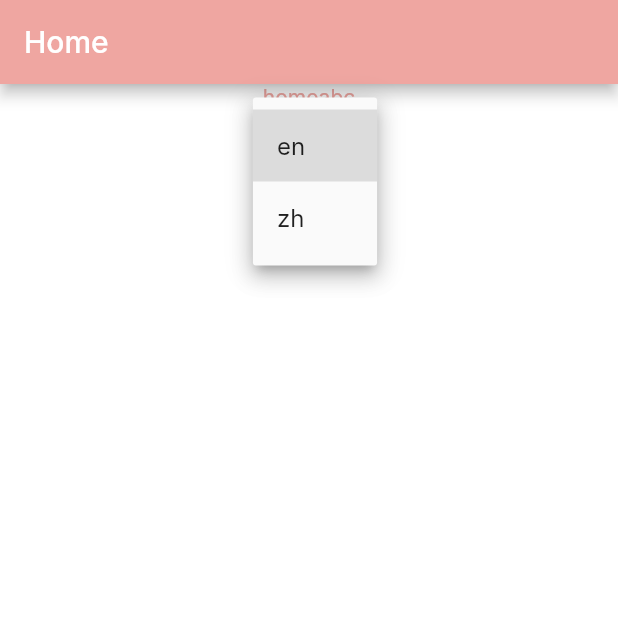
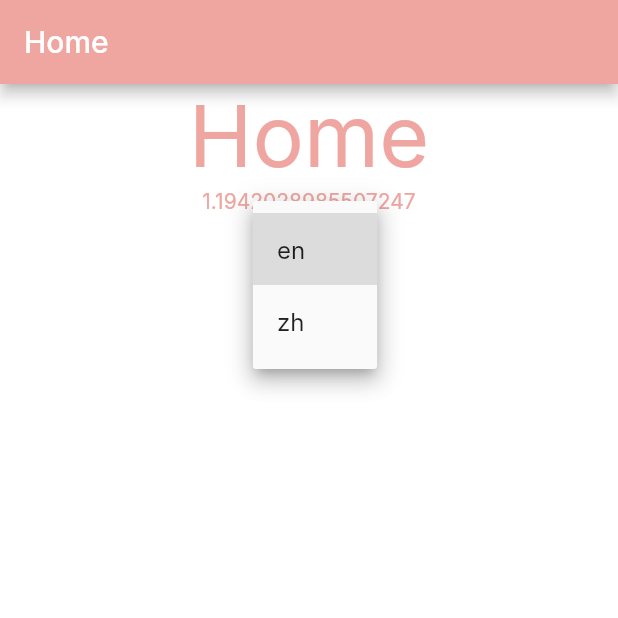
Before and after one commit to khanhdang27/flutter_base, a Flutter app: the screen it shows after launch, after a tap on "en", on a phone screen of 412 x 824 dp, the top half of it. Run offline on Flutter 3.47's test engine with Material 2 defaults, Android fonts, the phone set to English and light mode, and no system bars; our stand-ins replace dio, flutter_screenutil, get, get_storage; Roboto replaces fonts that are missing (Inter).

Commit message:
Apply Screen Utils

```diff
--- a/lib/app.dart
+++ b/lib/app.dart
@@ -2,14 +2,15 @@ import 'dart:io';
 
 import 'package:flutter/cupertino.dart';
 import 'package:flutter/material.dart';
-import 'package:get/get.dart';
 import 'package:base/general/configs.dart';
 import 'package:base/general/services.dart';
+import 'package:base/general/plugins.dart';
 
-class App extends StatelessWidget {
+class MyApp extends StatelessWidget {
   @override
   Widget build(BuildContext context) {
-    return GetMaterialApp(
+    return ScreenUtilInit(
+      builder: () => GetMaterialApp(
         title: 'BASE',
         theme: AppTheme().generateTheme(),
         themeMode: ThemeMode.light,
@@ -20,6 +21,7 @@ class App extends StatelessWidget {
         initialRoute: AuthService().setInitialRoute(),
         routes: AppRoute.routes,
         initialBinding: AppBinding(),
+      ),
     );
   }
 }
--- /dev/null
+++ b/lib/general/plugins.dart
@@ -0,0 +1,2 @@
+export 'package:flutter_screenutil/flutter_screenutil.dart';
+export 'package:get/get.dart';
--- a/lib/main.dart
+++ b/lib/main.dart
@@ -5,5 +5,5 @@ import 'app.dart';
 Future<void> main() async {
   WidgetsFlutterBinding.ensureInitialized();
   await GetStorage.init();
-  runApp(App());
+  runApp(MyApp());
 }
--- a/lib/screens/home_screen.dart
+++ b/lib/screens/home_screen.dart
@@ -1,7 +1,7 @@
 import 'package:flutter/material.dart';
 import 'package:base/general/configs.dart';
-import 'package:get/get.dart';
 import 'package:base/general/screens.dart';
+import 'package:base/general/plugins.dart';
 
 class HomeScreen extends StatefulWidget {
   const HomeScreen({Key? key}) : super(key: key);
@@ -21,7 +21,10 @@ class _HomeScreenState extends State<HomeScreen> {
         child: Center(
           child: Column(
             children: [
-              Text('homeabc'.tr),
+              Text('home'.tr, style: TextStyle(
+                fontSize: 50.sp
+              ),),
+              Text(1.h.toString()),
               DropdownButton<String>(
                 icon: Icon(Icons.arrow_drop_down),
                 value: _selectedLang,
--- a/pubspec.yaml
+++ b/pubspec.yaml
@@ -1,7 +1,7 @@
 name: base
 description: Base Project
 
-publish_to: 'none' # Remove this line if you wish to publish to pub.dev
+publish_to: 'none'
 version: 1.0.0+1
 
 environment:
@@ -15,6 +15,7 @@ dependencies:
   dio: ^4.0.0
   intl: ^0.17.0
   cupertino_icons: ^1.0.2
+  flutter_screenutil: ^5.3.1
 
 dev_dependencies:
   flutter_test:
```
Also changed, not shown: pubspec.lock, 1 other file. Lines whose indentation alone changed are shown as unchanged.
